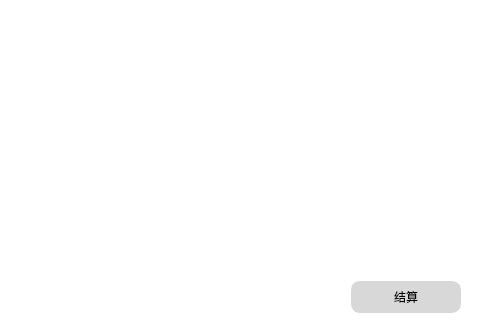
Qt form user_center.ui (lyh9909/OrderSystem) before a commit; both pictures show x 170 to 650 and y 330 to 650 of the 650 by 650 pixel window.
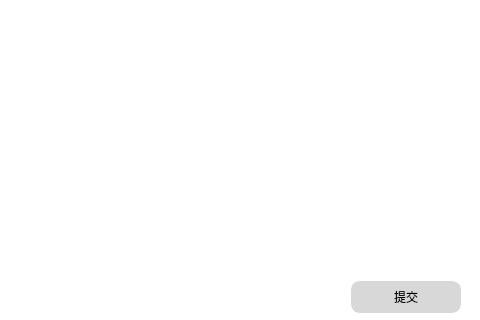
The same form after that commit. Icons and pictures are not drawn.

What changed in the file:
```diff
--- a/user_center.ui
+++ b/user_center.ui
@@ -19,9 +19,9 @@
   <widget class="QListView" name="listView">
    <property name="geometry">
     <rect>
-     <x>0</x>
+     <x>89</x>
      <y>70</y>
-     <width>650</width>
+     <width>431</width>
      <height>530</height>
     </rect>
    </property>
@@ -98,7 +98,7 @@
 }</string>
    </property>
    <property name="text">
-    <string>结算</string>
+    <string>提交</string>
    </property>
   </widget>
  </widget>
```
